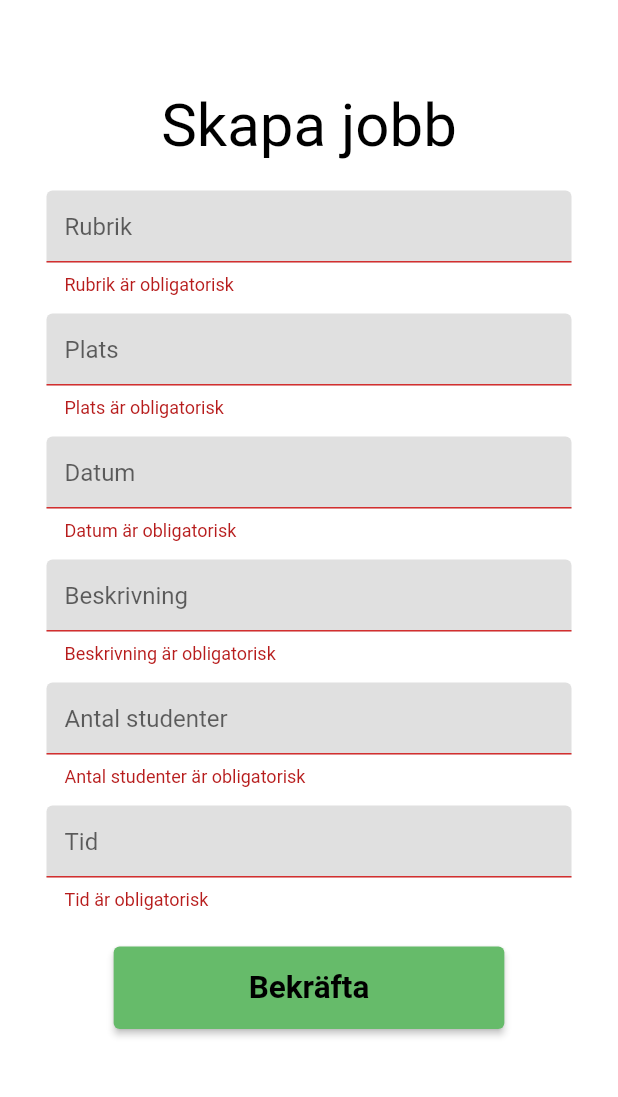
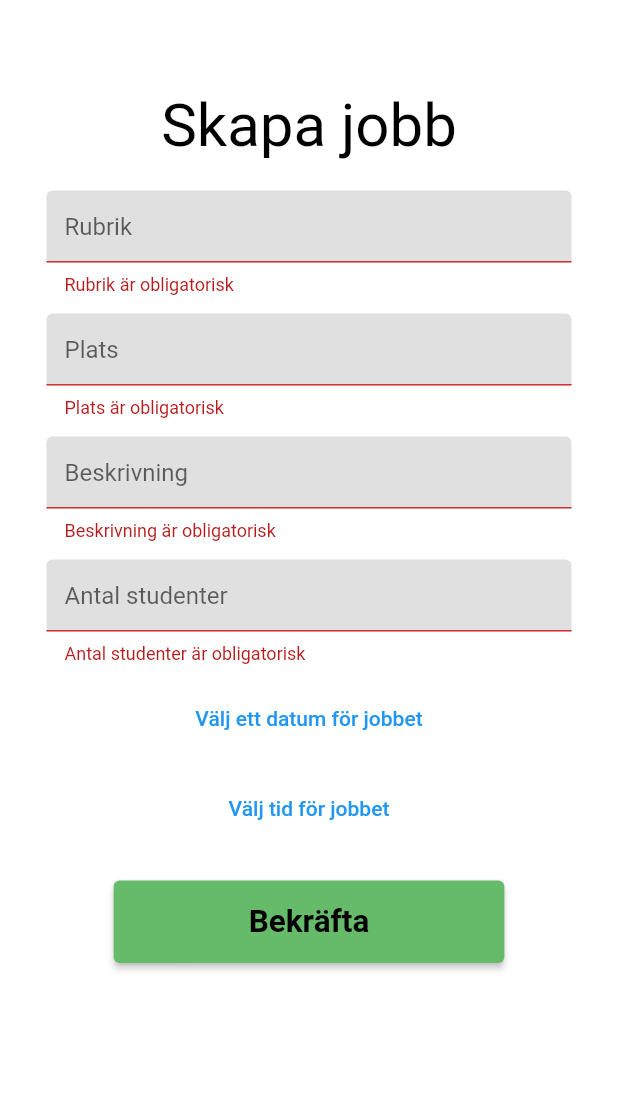
Before and after one commit to independent-project-in-it-uu-2021/stamp-app, a Flutter app: the CreateJob screen opened directly, after a tap on "Bekräfta", on a phone screen of 412 x 824 dp, the part 84-1181 px from its top. Run offline on Flutter 3.47's test engine with Material 2 defaults, Android fonts, the phone set to English and light mode, and no system bars; our stand-ins replace cloud_firestore, firebase_auth, firebase_core, flutter_datetime_picker, image_picker; accounts and stored records are empty.

Commit message:
Lagt in klocka och 'kalender'

```diff
--- a/stamp_app/lib/screens/createJob/create-job.dart
+++ b/stamp_app/lib/screens/createJob/create-job.dart
@@ -1,5 +1,6 @@
 import 'package:flutter/material.dart';
 import 'package:flutter/services.dart';
+import 'package:flutter_datetime_picker/flutter_datetime_picker.dart';
 
 //import 'package:image_picker/image_picker.dart';
 import 'dart:io';
@@ -18,6 +19,8 @@ class CreateJobState extends State<CreateJob> {
   String _mobilnumber;
   String _userPassword;
   String _chosenProgram;
+  String _selectedTime;
+
   // Boolean value use to hide the write bio option field
   bool _writeBio = false;
 
@@ -32,6 +35,17 @@ class CreateJobState extends State<CreateJob> {
     });
   }
 */
+
+  Future<void> _show() async {
+    final TimeOfDay result =
+        await showTimePicker(context: context, initialTime: TimeOfDay.now());
+    if (result != null) {
+      setState(() {
+        _selectedTime = result.format(context);
+      });
+    }
+  }
+
   // Method that is used to change the margin when an image is choosen
   double _changeMarginImage() {
     double curMargin;
@@ -126,77 +140,11 @@ class CreateJobState extends State<CreateJob> {
     );
   }
 
-  Widget _buildDate() {
-    return Container(
-      width: 350,
-      child: TextFormField(
-        keyboardType: TextInputType.name,
-        // Decorate the input field here,
-        decoration: InputDecoration(
-          filled: true,
-          fillColor: Colors.black12,
-          hintText: 'Datum',
-          counterStyle: TextStyle(color: Colors.red.shade900),
-          errorStyle: TextStyle(color: Colors.red.shade900),
-        ),
-        // The acutal value from the input
-        validator: (String value) {
-          if (value.isEmpty) {
-            return 'Datum är obligatorisk';
-          }
-          if (value.length > 120) {
-            //TODO: Change the text below
-            return 'Datum får inte vara längre än 120 tecken';
-          }
-          return null;
-        },
-        // The  form is saved and we tell what to do with the value
-        onSaved: (String value) {
-          print(value);
-          _fullName = value;
-        },
-      ),
-    );
-  }
-
-  Widget _buildTime() {
-    return Container(
-      width: 350,
-      child: TextFormField(
-        keyboardType: TextInputType.name,
-        // Decorate the input field here,
-        decoration: InputDecoration(
-          filled: true,
-          fillColor: Colors.black12,
-          hintText: 'Tid',
-          counterStyle: TextStyle(color: Colors.red.shade900),
-          errorStyle: TextStyle(color: Colors.red.shade900),
-        ),
-        // The acutal value from the input
-        validator: (String value) {
-          if (value.isEmpty) {
-            return 'Tid är obligatorisk';
-          }
-          if (value.length > 120) {
-            //TODO: Change the text below
-            return 'Tid får inte vara längre än 120 tecken';
-          }
-          return null;
-        },
-        // The  form is saved and we tell what to do with the value
-        onSaved: (String value) {
-          print(value);
-          _fullName = value;
-        },
-      ),
-    );
-  }
-
   Widget _buildStudents() {
     return Container(
       width: 350,
       child: TextFormField(
-        keyboardType: TextInputType.name,
+        keyboardType: TextInputType.number,
         // Decorate the input field here,
         decoration: InputDecoration(
           filled: true,
@@ -255,6 +203,33 @@ class CreateJobState extends State<CreateJob> {
           _fullName = value;
         },
       ),
+    );
+  }
+
+  Widget _buildDate() {
+    return Container(
+        width: 350,
+        child: TextButton(
+          onPressed: () {
+            DatePicker.showDatePicker(context,
+                showTitleActions: true,
+                minTime: DateTime(2018, 3, 5),
+                maxTime: DateTime(9999, 12, 31), onChanged: (date) {
+              print('change $date');
+            }, onConfirm: (date) {
+              print('confirm $date');
+            }, currentTime: DateTime.now(), locale: LocaleType.sv);
+          },
+          child: Text(
+            'Välj ett datum för jobbet',
+            style: TextStyle(color: Colors.blue),
+          ),
+        ));
+  }
+
+  Widget _buildTime() {
+    return Container(
+      child: TextButton(onPressed: _show, child: Text('Välj tid för jobbet')),
     );
   }
 
@@ -319,15 +294,15 @@ class CreateJobState extends State<CreateJob> {
                 Padding(
                   padding: EdgeInsets.only(top: 12),
                 ),
-                _buildDate(),
-                Padding(
-                  padding: EdgeInsets.only(top: 12),
-                ),
                 _buildAbout(),
                 Padding(
                   padding: EdgeInsets.only(top: 12),
                 ),
                 _buildStudents(),
+                Padding(
+                  padding: EdgeInsets.only(top: 12),
+                ),
+                _buildDate(),
                 Padding(
                   padding: EdgeInsets.only(top: 12),
                 ),
--- a/stamp_app/pubspec.yaml
+++ b/stamp_app/pubspec.yaml
@@ -33,6 +33,7 @@ dependencies:
   # The following adds the Cupertino Icons font to your application.
   # Use with the CupertinoIcons class for iOS style icons.
   cupertino_icons: ^1.0.2
+  flutter_datetime_picker: ^1.5.1
 
 
 dev_dependencies:
```
Also changed, not shown: stamp_app/pubspec.lock.
